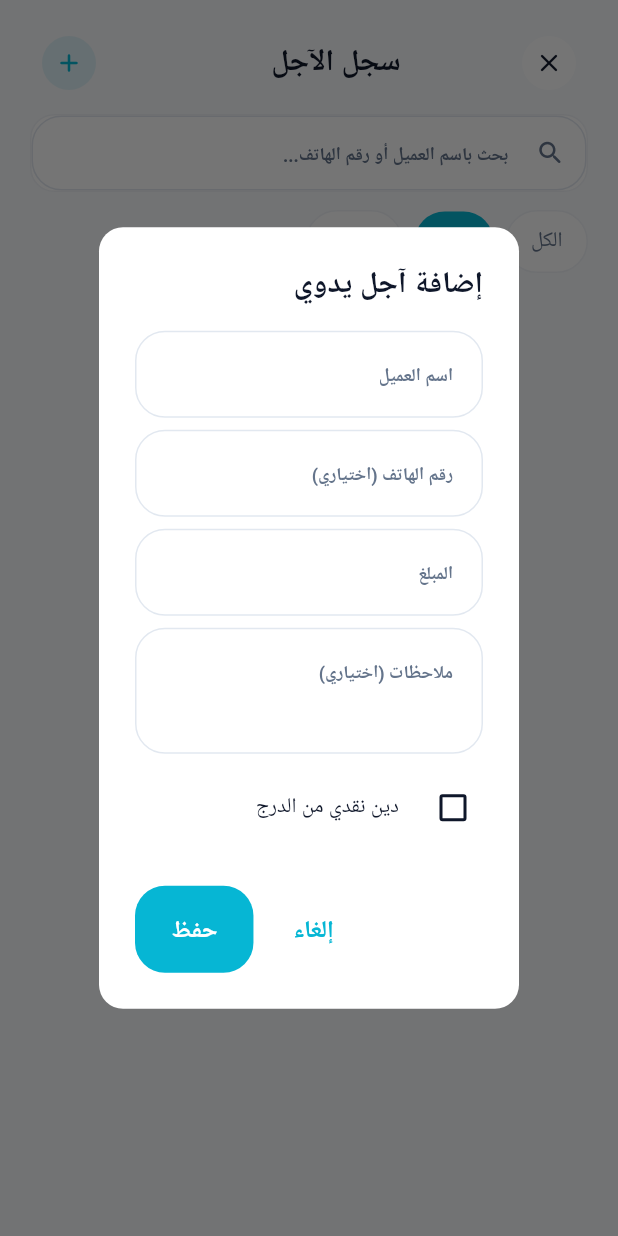
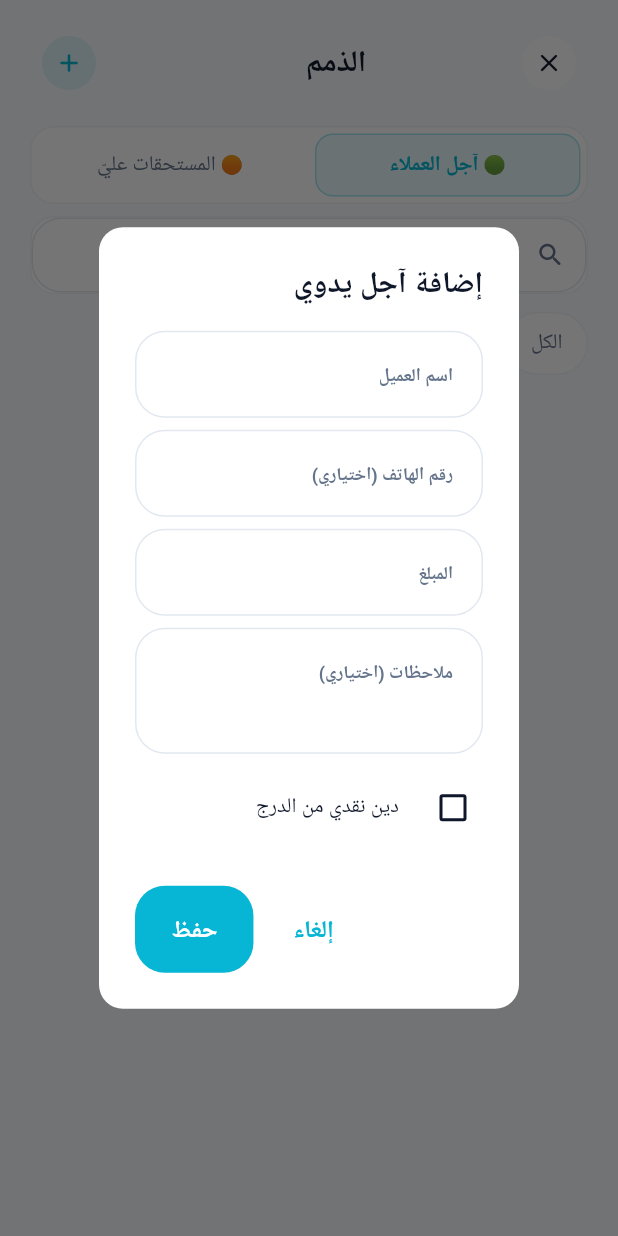
Before and after one commit to AhmedRabea4458/wallety-shop, a Flutter app: the DebtorsPage screen opened by its route, after a tap on the "add" icon, on a phone screen of 412 x 824 dp. Run offline on Flutter 3.47's test engine with Material 3 defaults, Android fonts, the phone set to English and light mode, and no system bars; our stand-ins replace bloc, device_preview, drift, file_picker, fl_chart, flutter_bloc and 7 more; accounts and stored records are empty; generated files the repository leaves out were written again; Roboto replaces fonts that are missing (Cairo).

Commit message:
feat(payables): add manual payable management

```diff
--- a/lib/features/operations/domain/entities/debt_type.dart
+++ b/lib/features/operations/domain/entities/debt_type.dart
@@ -1,10 +1,21 @@
 enum DebtType {
   customerDebt,
+  payable,
   settlementDebt;
 
-  String get value => this == customerDebt ? 'customerDebt' : 'settlementDebt';
+  String get value {
+    switch (this) {
+      case DebtType.customerDebt:
+        return 'customerDebt';
+      case DebtType.payable:
+        return 'payable';
+      case DebtType.settlementDebt:
+        return 'settlementDebt';
+    }
+  }
 
   static DebtType fromString(String? value) {
+    if (value == 'payable') return DebtType.payable;
     if (value == 'settlementDebt') return DebtType.settlementDebt;
     return DebtType.customerDebt;
   }
@@ -12,7 +23,9 @@ enum DebtType {
   String get label {
     switch (this) {
       case DebtType.customerDebt:
-        return 'دين عميل';
+        return 'آجل عميل';
+      case DebtType.payable:
+        return 'مستحق علي';
       case DebtType.settlementDebt:
         return 'دين تسوية';
     }
--- a/lib/features/operations/presentation/cubit/debt_cubit.dart
+++ b/lib/features/operations/presentation/cubit/debt_cubit.dart
@@ -15,23 +15,35 @@ class DebtCubit extends Cubit<DebtState> {
   final CashDrawerCubit cashDrawerCubit;
   DebtorFilter? _selectedFilter = DebtorFilter.outstanding;
   String _searchQuery = '';
+  DebtType activeLiabilityType = DebtType.customerDebt;
   double totalOutstanding = 0;
   double totalOutstandingCustomerDebt = 0;
+  double totalOutstandingPayable = 0;
   double totalOutstandingSettlementDebt = 0;
   List<DebtEntity> unpaidDebts = [];
   List<DebtorEntity> _allDebtors = [];
-  Map<int, double> _debtorBalances = {};
+  Map<int, double> _customerBalances = {};
+  Map<int, double> _payableBalances = {};
+  Set<int> _debtorsWithCustomerDebt = {};
+  Set<int> _debtorsWithPayables = {};
 
   DebtCubit(this.repository, {required this.cashDrawerCubit}) : super(DebtInitial());
 
-  Future<void> loadDebtors({bool silent = false}) async {
+  void selectLiabilityType(DebtType type) {
+    activeLiabilityType = type;
+    emit(_buildLoadedState());
+  }
+
+  Future<void> loadDebtors({bool silent = false, DebtType? liabilityType}) async {
+    if (liabilityType != null) {
+      activeLiabilityType = liabilityType;
+    }
     if (!silent) {
       emit(DebtLoading());
     }
     try {
       final debtors = await repository.getAllDebtors();
       final unpaidDebts = await repository.getUnpaidDebts();
-      final Map<int, double> debtorBalances = {};
 
       final unpaidDebtIds = unpaidDebts.map((d) => d.id).toList();
       final payments = await repository.getPaymentsForDebts(unpaidDebtIds);
@@ -40,42 +52,61 @@ class DebtCubit extends Cubit<DebtState> {
         paymentsByDebt[p.debtId] = (paymentsByDebt[p.debtId] ?? 0.0) + p.amount;
       }
 
-      for (final debtor in debtors) {
-        debtorBalances[debtor.id] = 0.0;
-      }
+      final Map<int, double> customerBalances = {for (var d in debtors) d.id: 0.0};
+      final Map<int, double> payableBalances = {for (var d in debtors) d.id: 0.0};
+      final Set<int> debtorsWithCustomerDebt = {};
+      final Set<int> debtorsWithPayables = {};
+
       for (final debt in unpaidDebts) {
         final paid = paymentsByDebt[debt.id] ?? 0.0;
         final remaining = debt.amount - paid;
-        debtorBalances[debt.debtorId] = (debtorBalances[debt.debtorId] ?? 0.0) + remaining;
+        if (debt.debtType == DebtType.payable) {
+          payableBalances[debt.debtorId] = (payableBalances[debt.debtorId] ?? 0.0) + remaining;
+          debtorsWithPayables.add(debt.debtorId);
+        } else {
+          customerBalances[debt.debtorId] = (customerBalances[debt.debtorId] ?? 0.0) + remaining;
+          debtorsWithCustomerDebt.add(debt.debtorId);
+        }
       }
+
       _allDebtors = debtors;
-      _debtorBalances = debtorBalances;
+      _customerBalances = customerBalances;
+      _payableBalances = payableBalances;
+      _debtorsWithCustomerDebt = debtorsWithCustomerDebt;
+      _debtorsWithPayables = debtorsWithPayables;
       emit(_buildLoadedState());
     } catch (e) {
       debugPrint('loadDebtors error: $e');
-      emit(DebtError(message: 'فشل تحميل المدينين'));
+      emit(DebtError(message: 'فشل تحميل البيانات'));
     }
   }
 
   DebtorsLoaded _buildLoadedState() {
+    final isPayable = activeLiabilityType == DebtType.payable;
+    final activeBalances = isPayable ? _payableBalances : _customerBalances;
+    final relevantDebtorIds = isPayable ? _debtorsWithPayables : _debtorsWithCustomerDebt;
+
+    // Filter debtors that either have balance or belong to this liability category
     List<DebtorEntity> filtered = _allDebtors;
 
     switch (_selectedFilter) {
       case DebtorFilter.outstanding:
         filtered = _allDebtors.where(
-          (d) => (_debtorBalances[d.id] ?? 0) > 0,
+          (d) => (activeBalances[d.id] ?? 0) > 0,
         ).toList();
         break;
 
       case DebtorFilter.paid:
         filtered = _allDebtors.where(
-          (d) => (_debtorBalances[d.id] ?? 0) == 0,
+          (d) => relevantDebtorIds.contains(d.id) && (activeBalances[d.id] ?? 0) == 0,
         ).toList();
         break;
 
       case DebtorFilter.all:
       case null:
-        filtered = _allDebtors;
+        filtered = _allDebtors.where(
+          (d) => relevantDebtorIds.contains(d.id) || (activeBalances[d.id] ?? 0) > 0,
+        ).toList();
         break;
     }
 
@@ -90,9 +121,10 @@ class DebtCubit extends Cubit<DebtState> {
 
     return DebtorsLoaded(
       debtors: filtered,
-      debtorBalances: _debtorBalances,
+      debtorBalances: activeBalances,
       selectedFilter: _selectedFilter,
       searchQuery: _searchQuery,
+      activeLiabilityType: activeLiabilityType,
     );
   }
 
@@ -261,6 +293,7 @@ class DebtCubit extends Cubit<DebtState> {
     required double amount,
     String? notes,
     bool isCashLoan = false,
+    DebtType debtType = DebtType.customerDebt,
   }) async {
     try {
       DebtorEntity debtor;
@@ -288,6 +321,7 @@ class DebtCubit extends Cubit<DebtState> {
         amount: amount,
         isPaid: false,
         isCashLoan: isCashLoan,
+        debtType: debtType,
         notes: notes,
         createdAt: DateTime.now(),
       );
--- a/lib/features/operations/presentation/cubit/debt_state.dart
+++ b/lib/features/operations/presentation/cubit/debt_state.dart
@@ -1,5 +1,6 @@
 import 'package:smart_expense/features/operations/domain/entities/debt_entity.dart';
 import 'package:smart_expense/features/operations/domain/entities/debt_payment_entity.dart';
+import 'package:smart_expense/features/operations/domain/entities/debt_type.dart';
 import 'package:smart_expense/features/operations/domain/entities/debtor_entity.dart';
 import 'package:smart_expense/features/operations/domain/entities/debtor_filter.dart';
 
@@ -14,12 +15,14 @@ class DebtorsLoaded extends DebtState {
   final Map<int, double> debtorBalances;
   final DebtorFilter? selectedFilter;
   final String searchQuery;
+  final DebtType activeLiabilityType;
 
   DebtorsLoaded({
     required this.debtors,
     required this.debtorBalances,
     this.selectedFilter,
     this.searchQuery = '',
+    this.activeLiabilityType = DebtType.customerDebt,
   });
 }
 
@@ -34,12 +37,14 @@ class DebtorDetailLoaded extends DebtState {
 class OutstandingDebtLoaded extends DebtState {
   final double totalOutstanding;
   final double totalCustomerDebt;
+  final double totalPayable;
   final double totalSettlementDebt;
   final List<DebtEntity> unpaidDebts;
 
   OutstandingDebtLoaded({
     required this.totalOutstanding,
     required this.totalCustomerDebt,
+    this.totalPayable = 0.0,
     required this.totalSettlementDebt,
     required this.unpaidDebts,
   });
--- a/lib/features/operations/presentation/pages/debtors_page.dart
+++ b/lib/features/operations/presentation/pages/debtors_page.dart
@@ -7,6 +7,7 @@ import 'package:smart_expense/core/theme/app_colors.dart';
 import 'package:smart_expense/core/theme/app_radius.dart';
 import 'package:smart_expense/core/theme/app_spacing.dart';
 import 'package:smart_expense/core/theme/app_text_styles.dart';
+import 'package:smart_expense/features/operations/domain/entities/debt_type.dart';
 import 'package:smart_expense/features/operations/domain/entities/debtor_entity.dart';
 import 'package:smart_expense/features/operations/domain/entities/debtor_filter.dart';
 import 'package:smart_expense/features/operations/presentation/cubit/debt_cubit.dart';
@@ -69,7 +70,7 @@ class _DebtorsPageState extends State<DebtorsPage> {
                     const SizedBox(width: AppSpacing.space3),
                     Expanded(
                       child: Text(
-                        'سجل الآجل',
+                        'الذمم',
                         textAlign: TextAlign.center,
                         style: AppTextStyles.headline.copyWith(color: AppColors.foreground),
                       ),
@@ -90,8 +91,22 @@ class _DebtorsPageState extends State<DebtorsPage> {
                 ),
               ),
             ),
+            // Liability Type Selector Tabs
+            BlocBuilder<DebtCubit, DebtState>(
+              buildWhen: (previous, current) => current is DebtorsLoaded,
+              builder: (context, state) {
+                final currentType = state is DebtorsLoaded ? state.activeLiabilityType : DebtType.customerDebt;
+                return SliverToBoxAdapter(
+                  child: _buildTabSelector(context, currentType),
+                );
+              },
+            ),
             // Search Bar
-            SliverToBoxAdapter(
+            BlocBuilder<DebtCubit, DebtState>(
+              buildWhen: (previous, current) => current is DebtorsLoaded,
+              builder: (context, state) {
+                final isPayable = state is DebtorsLoaded && state.activeLiabilityType == DebtType.payable;
+                return SliverToBoxAdapter(
                   child: Padding(
                     padding: const EdgeInsets.only(
                       left: AppSpacing.screenHorizontal,
@@ -112,7 +127,7 @@ class _DebtorsPageState extends State<DebtorsPage> {
                           context.read<DebtCubit>().searchDebtors(v);
                         },
                         decoration: InputDecoration(
-                      hintText: 'بحث باسم العميل أو رقم الهاتف...',
+                          hintText: isPayable ? 'بحث باسم الشخص/الجهة أو الهاتف...' : 'بحث باسم العميل أو رقم الهاتف...',
                           hintStyle: AppTextStyles.caption.copyWith(color: AppColors.mutedForeground),
                           prefixIcon: const Icon(Icons.search_rounded, color: AppColors.mutedForeground, size: 20),
                           suffixIcon: _searchController.text.isNotEmpty
@@ -134,11 +149,14 @@ class _DebtorsPageState extends State<DebtorsPage> {
                       ),
                     ),
                   ),
+                );
+              },
             ),
             BlocBuilder<DebtCubit, DebtState>(
               buildWhen: (previous, current) => current is DebtorsLoaded,
               builder: (context, state) {
                 final activeFilter = state is DebtorsLoaded ? state.selectedFilter : DebtorFilter.outstanding;
+                final isPayable = state is DebtorsLoaded && state.activeLiabilityType == DebtType.payable;
                 return SliverToBoxAdapter(
                   child: Padding(
                     padding: const EdgeInsets.only(
@@ -157,7 +175,7 @@ class _DebtorsPageState extends State<DebtorsPage> {
                           ),
                           const SizedBox(width: AppSpacing.space2),
                           FilterChipWidget(
-                            label: 'آجل',
+                            label: isPayable ? 'مستحق' : 'آجل',
                             isActive: activeFilter == DebtorFilter.outstanding,
                             onTap: () => context.read<DebtCubit>().filterByDebtorType(DebtorFilter.outstanding),
                           ),
@@ -201,14 +219,15 @@ class _DebtorsPageState extends State<DebtorsPage> {
                   );
                 }
                 if (state is DebtorsLoaded) {
+                  final isPayable = state.activeLiabilityType == DebtType.payable;
                   if (state.debtors.isEmpty) {
-                    String emptyMessage = 'لا يوجد مدينين';
+                    String emptyMessage = isPayable ? 'لا توجد مستحقات عليّ' : 'لا يوجد آجل للعملاء';
                     if (state.searchQuery.isNotEmpty) {
                       emptyMessage = 'لا توجد نتائج للبحث "${state.searchQuery}"';
                     } else if (state.selectedFilter == DebtorFilter.outstanding) {
-                      emptyMessage = 'لا يوجد مدينين مستحقين';
+                      emptyMessage = isPayable ? 'لا توجد مستحقات معلقة' : 'لا يوجد مدينين مستحقين';
                     } else if (state.selectedFilter == DebtorFilter.paid) {
-                      emptyMessage = 'لا يوجد مدينين خالصين';
+                      emptyMessage = isPayable ? 'لا توجد مستحقات خالصين' : 'لا يوجد مدينين خالصين';
                     }
                     return SliverToBoxAdapter(
                       child: Center(
@@ -250,6 +269,81 @@ class _DebtorsPageState extends State<DebtorsPage> {
     );
   }
 
+  Widget _buildTabSelector(BuildContext context, DebtType currentType) {
+    final isCustomer = currentType == DebtType.customerDebt;
+    return Container(
+      margin: const EdgeInsets.symmetric(
+        horizontal: AppSpacing.screenHorizontal,
+        vertical: AppSpacing.space2,
+      ),
+      padding: const EdgeInsets.all(4),
+      decoration: BoxDecoration(
+        color: AppColors.card,
+        borderRadius: BorderRadius.circular(AppRadius.lg),
+        border: Border.all(color: AppColors.border50),
+      ),
+      child: Row(
+        children: [
+          Expanded(
+            child: GestureDetector(
+              onTap: () => context.read<DebtCubit>().selectLiabilityType(DebtType.customerDebt),
+              child: AnimatedContainer(
+                duration: const Duration(milliseconds: 200),
+                padding: const EdgeInsets.symmetric(vertical: AppSpacing.space2),
+                decoration: BoxDecoration(
+                  color: isCustomer ? AppColors.primary10 : Colors.transparent,
+                  borderRadius: BorderRadius.circular(AppRadius.md),
+                  border: isCustomer ? Border.all(color: AppColors.primary.withValues(alpha: 0.3)) : null,
+                ),
+                child: Row(
+                  mainAxisAlignment: MainAxisAlignment.center,
+                  children: [
+                    const Text('🟢 ', style: TextStyle(fontSize: 12)),
+                    Text(
+                      'آجل العملاء',
+                      style: AppTextStyles.body.copyWith(
+                        color: isCustomer ? AppColors.primary : AppColors.mutedForeground,
+                        fontWeight: isCustomer ? FontWeight.w700 : FontWeight.normal,
+                      ),
+                    ),
+                  ],
+                ),
+              ),
+            ),
+          ),
+          const SizedBox(width: AppSpacing.space2),
+          Expanded(
+            child: GestureDetector(
+              onTap: () => context.read<DebtCubit>().selectLiabilityType(DebtType.payable),
+              child: AnimatedContainer(
+                duration: const Duration(milliseconds: 200),
+                padding: const EdgeInsets.symmetric(vertical: AppSpacing.space2),
+                decoration: BoxDecoration(
+                  color: !isCustomer ? AppColors.warning.withValues(alpha: 0.15) : Colors.transparent,
+                  borderRadius: BorderRadius.circular(AppRadius.md),
+                  border: !isCustomer ? Border.all(color: AppColors.warning.withValues(alpha: 0.4)) : null,
+                ),
+                child: Row(
+                  mainAxisAlignment: MainAxisAlignment.center,
+                  children: [
+                    const Text('🟠 ', style: TextStyle(fontSize: 12)),
+                    Text(
+                      'المستحقات عليّ',
+                      style: AppTextStyles.body.copyWith(
+                        color: !isCustomer ? AppColors.warning : AppColors.mutedForeground,
+                        fontWeight: !isCustomer ? FontWeight.w700 : FontWeight.normal,
+                      ),
+                    ),
+                  ],
+                ),
+              ),
+            ),
+          ),
+        ],
+      ),
+    );
+  }
+
   void _showManualDebtDialog(BuildContext context) {
     final nameController = TextEditingController();
     final phoneController = TextEditingController();
@@ -257,13 +351,18 @@ class _DebtorsPageState extends State<DebtorsPage> {
     final notesController = TextEditingController();
     final scaffoldMessenger = ScaffoldMessenger.of(context);
     final debtCubit = context.read<DebtCubit>();
+    final activeLiability = debtCubit.activeLiabilityType;
+    final isPayable = activeLiability == DebtType.payable;
     bool isCashLoan = false;
 
     showDialog(
       context: context,
       builder: (ctx) => StatefulBuilder(
         builder: (ctx, setDialogState) => AlertDialog(
-        title: Text('إضافة آجل يدوي', style: AppTextStyles.headline.copyWith(color: AppColors.foreground)),
+          title: Text(
+            isPayable ? 'إضافة مستحق يدوي' : 'إضافة آجل يدوي',
+            style: AppTextStyles.headline.copyWith(color: AppColors.foreground),
+          ),
           content: SingleChildScrollView(
             child: Column(
               mainAxisSize: MainAxisSize.min,
@@ -271,7 +370,10 @@ class _DebtorsPageState extends State<DebtorsPage> {
                 TextField(
                   controller: nameController,
                   textAlign: TextAlign.right,
-                decoration: const InputDecoration(hintText: 'اسم العميل', border: OutlineInputBorder()),
+                  decoration: InputDecoration(
+                    hintText: isPayable ? 'اسم الشخص / الجهة' : 'اسم العميل',
+                    border: const OutlineInputBorder(),
+                  ),
                 ),
                 const SizedBox(height: AppSpacing.space2),
                 TextField(
@@ -294,6 +396,7 @@ class _DebtorsPageState extends State<DebtorsPage> {
                   maxLines: 2,
                   decoration: const InputDecoration(hintText: 'ملاحظات (اختياري)', border: OutlineInputBorder()),
                 ),
+                if (!isPayable) ...[
                   const SizedBox(height: AppSpacing.space2),
                   CheckboxListTile(
                     value: isCashLoan,
@@ -303,6 +406,7 @@ class _DebtorsPageState extends State<DebtorsPage> {
                     controlAffinity: ListTileControlAffinity.leading,
                     activeColor: AppColors.primary,
                   ),
+                ],
               ],
             ),
           ),
@@ -314,7 +418,10 @@ class _DebtorsPageState extends State<DebtorsPage> {
                 final amountText = amountController.text.trim();
                 if (name.isEmpty) {
                   scaffoldMessenger.showSnackBar(
-                  const SnackBar(content: Text('اسم العميل مطلوب'), backgroundColor: AppColors.destructive),
+                    SnackBar(
+                      content: Text(isPayable ? 'اسم الشخص / الجهة مطلوب' : 'اسم العميل مطلوب'),
+                      backgroundColor: AppColors.destructive,
+                    ),
                   );
                   return;
                 }
@@ -332,9 +439,13 @@ class _DebtorsPageState extends State<DebtorsPage> {
                   amount: amount,
                   notes: notes.isEmpty ? null : notes,
                   isCashLoan: isCashLoan,
+                  debtType: activeLiability,
                 ).then((_) {
                   scaffoldMessenger.showSnackBar(
-                  const SnackBar(content: Text('تم إضافة الدين بنجاح'), duration: Duration(seconds: 2)),
+                    SnackBar(
+                      content: Text(isPayable ? 'تم إضافة المستحق بنجاح' : 'تم إضافة الدين بنجاح'),
+                      duration: const Duration(seconds: 2),
+                    ),
                   );
                 }).catchError((e) {
                   scaffoldMessenger.showSnackBar(
--- a/lib/features/profile/presentation/widgets/profile_actions_section.dart
+++ b/lib/features/profile/presentation/widgets/profile_actions_section.dart
@@ -82,7 +82,7 @@ class ProfileActionsSection extends StatelessWidget {
             icon: Icons.credit_card_off_rounded,
             iconBackgroundColor: AppColors.warning.withValues(alpha: 0.15),
             iconColor: AppColors.warning,
-            label: 'سجل الآجل',
+            label: 'الذمم',
             onTap: () => context.push(AppRoutes.debtors),
           ),
           Divider(
```
Lines whose indentation alone changed are shown as unchanged.
